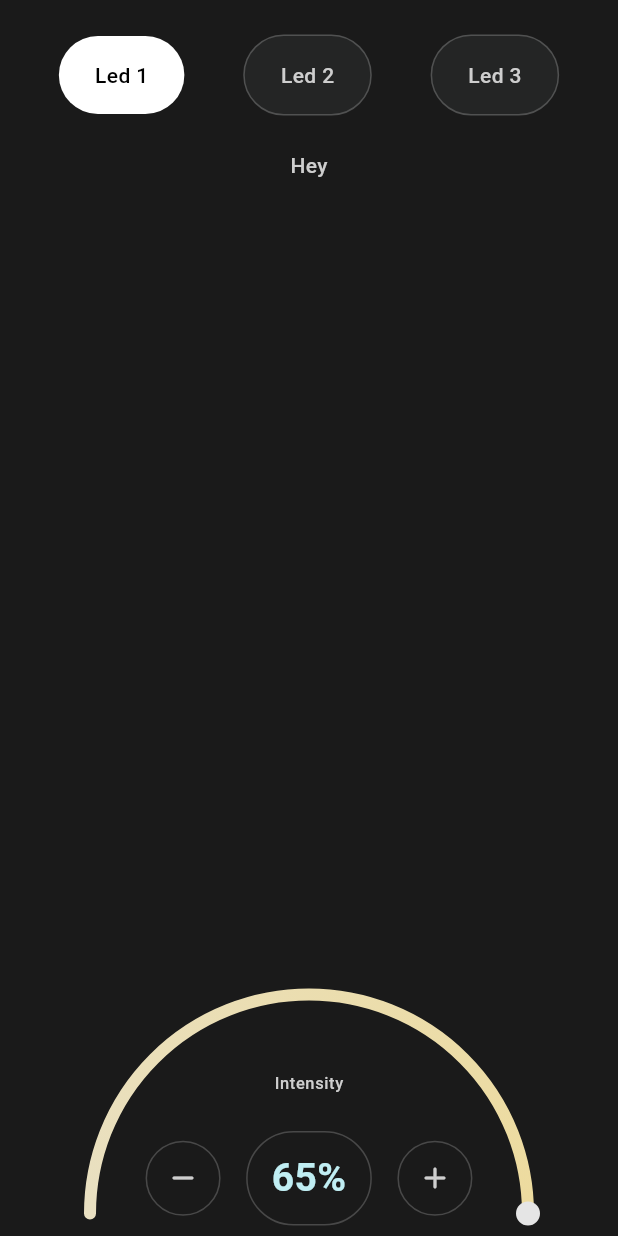
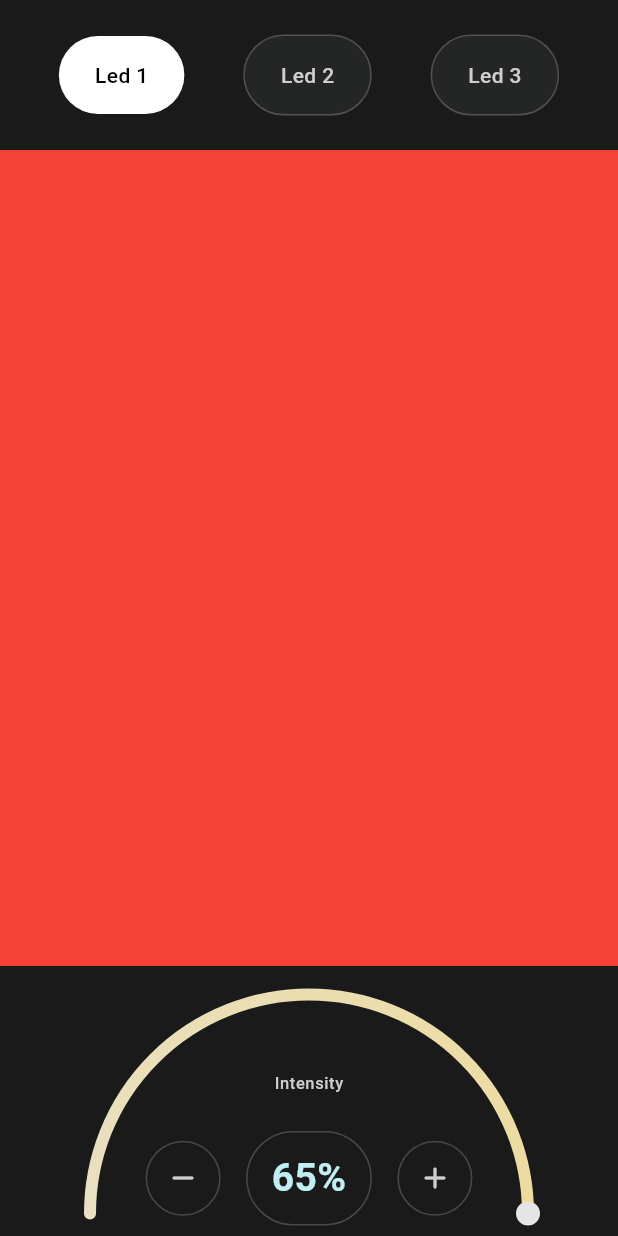
Before and after one commit to KenStarry/Flutter_IOT_Based_Smart_Lighting, a Flutter app: the screen it shows after launch, on a phone screen of 412 x 824 dp. Run offline on Flutter 3.47's test engine with Material 3 defaults, Android fonts, the phone set to English and light mode, and no system bars; drawn by our look-alikes of sleek_circular_slider; our stand-ins replace get; Roboto replaces fonts that are missing (DMSans).

Commit message:
Led Lamp Section

```diff
--- /dev/null
+++ b/lib/feature_home/presentation/components/led_lamp_section.dart
@@ -0,0 +1,19 @@
+import 'package:flutter/material.dart';
+
+class LedLampSection extends StatefulWidget {
+  const LedLampSection({super.key});
+
+  @override
+  State<LedLampSection> createState() => _LedLampSectionState();
+}
+
+class _LedLampSectionState extends State<LedLampSection> {
+  @override
+  Widget build(BuildContext context) {
+    return Container(
+      width: double.infinity,
+      height: double.infinity,
+      color: Colors.red,
+    );
+  }
+}
--- a/lib/feature_home/presentation/home_page.dart
+++ b/lib/feature_home/presentation/home_page.dart
@@ -2,6 +2,7 @@ import 'package:flutter/material.dart';
 import 'package:flutter/services.dart';
 import 'package:smart_lighting/feature_home/presentation/components/led_bulb.dart';
 import 'package:smart_lighting/feature_home/presentation/components/led_intensity_section.dart';
+import 'package:smart_lighting/feature_home/presentation/components/led_lamp_section.dart';
 import 'package:smart_lighting/feature_home/presentation/components/led_toggles_section.dart';
 
 import 'components/lamp.dart';
@@ -38,17 +39,17 @@ class _HomePageState extends State<HomePage> {
           child: Column(
             children: [
               //  toggles
-              LedTogglesSection(),
+              const LedTogglesSection(),
 
               //  lamp
-              Expanded(child: Text("Hey")),
+              const Expanded(child: LedLampSection()),
 
               //  slider
               Container(
                   width: double.infinity,
                   height: 180,
-                  color: Theme.of(context).scaffoldBackgroundColor,
-                  child: Stack(
+                  color: Theme.of(context).scaffoldBackgroundColor         ,
+                  child: const Stack(
                     children: [
                       Positioned.fill(
                           bottom: -150,
--- a/pubspec.yaml
+++ b/pubspec.yaml
@@ -38,6 +38,7 @@ dependencies:
   get: ^4.6.6
   get_it: ^7.6.7
   sleek_circular_slider: ^2.0.1
+  slider_button: ^2.1.0
 
 dev_dependencies:
   flutter_test:
```
Also changed, not shown: pubspec.lock, 1 other file.
